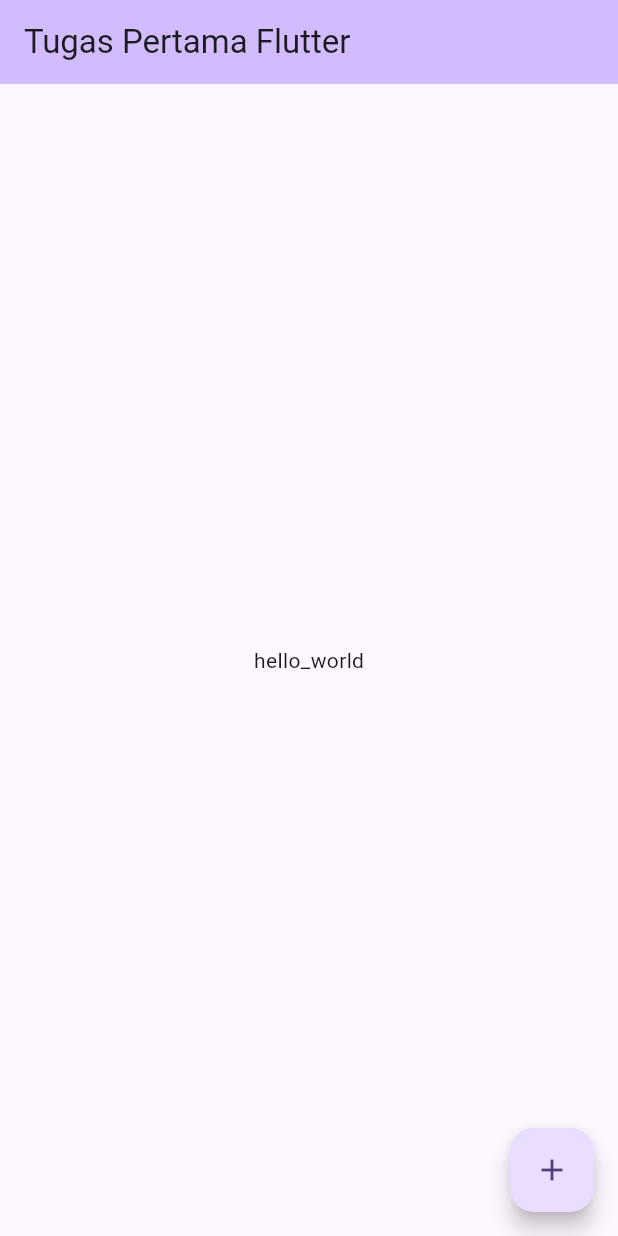
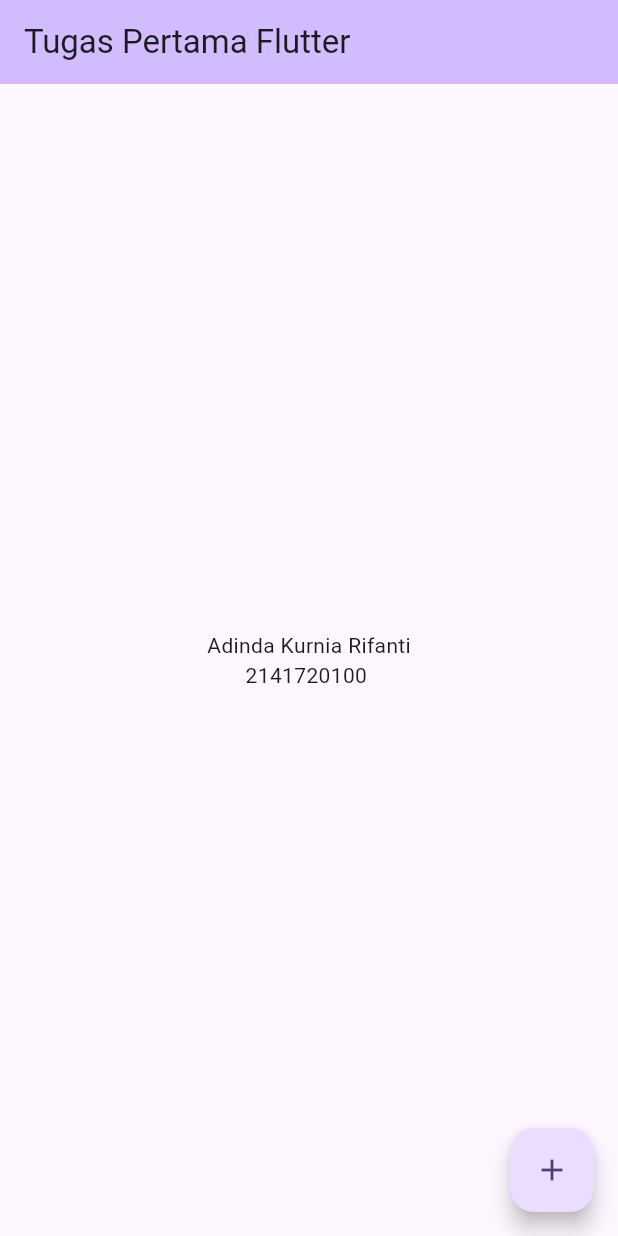
Before and after one commit to adindakkr/Pemrograman-Mobile, a Flutter app: the screen it shows after launch, on a phone screen of 412 x 824 dp. Run offline on Flutter 3.47's test engine with Material 2 defaults, Android fonts, the phone set to English and light mode, and no system bars.

Commit message:
Pertemuan 1_Mobile

```diff
--- a/lib/main.dart
+++ b/lib/main.dart
@@ -106,11 +106,11 @@ class _MyHomePageState extends State<MyHomePage> {
           mainAxisAlignment: MainAxisAlignment.center,
           children: <Widget>[
             const Text(
-              'hello_world',
+              'Adinda Kurnia Rifanti',
             ),
-            // const Text(
-            //   '2141720100 ',
-            // ),
+            const Text(
+              '2141720100 ',
+            ),
             // Text(
             //   '$_counter',
             //   style: Theme.of(context).textTheme.headlineMedium,
```
